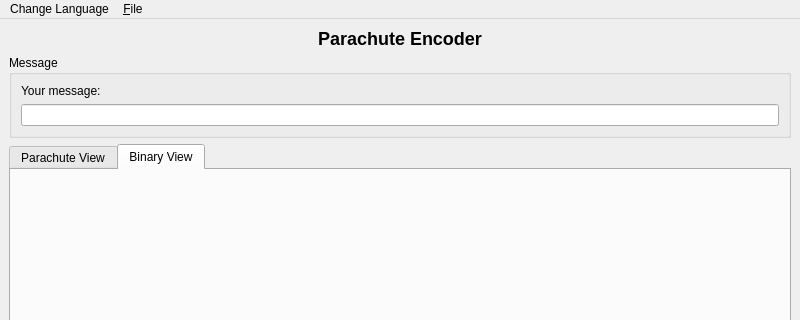
Old version of the form src/view/MainWindow.ui in the repository Tahazouggari/Parachute; both pictures show x 0 to 800 and y 0 to 320 of the 800 by 600 pixel window.
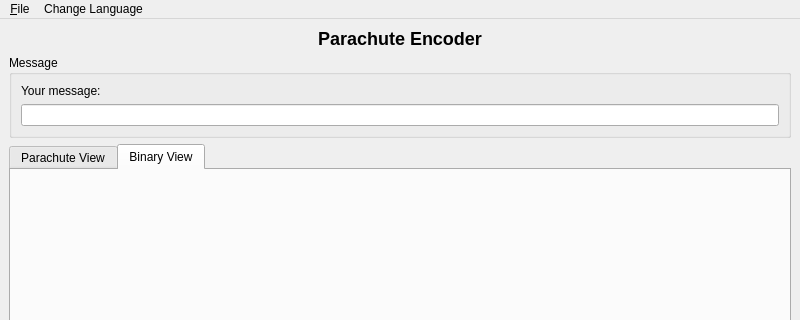
New version of the form.

```diff
--- a/src/view/MainWindow.ui
+++ b/src/view/MainWindow.ui
@@ -155,8 +155,8 @@
     <addaction name="actionfrensh"/>
     <addaction name="actionArabic"/>
    </widget>
-   <addaction name="languageMenu"/>
    <addaction name="fileMenu"/>
+   <addaction name="languageMenu"/>
   </widget>
   <widget class="QStatusBar" name="statusbar"/>
   <action name="saveAction">
```
